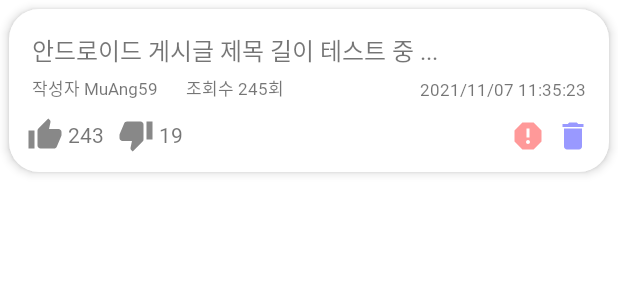
After one commit to GuTaeHo/CovidSituation, an Android app: the layout item_board.xml on its own in the app's theme, with its tools: preview values and no code run, on a phone screen of 412 x 824 dp. The commit adds this screen. Shown: the top 300 px of the screen. Run offline under Robolectric (Android 15) with nearby library versions, the phone set to English and light mode, and no system bars.

Commit message:
2021-11-09
게시판 내역 확인 기능 및 새로고침 기능 추가, 각 아이템 클릭시 화면전환 구현,
신고, 삭제, 추천 기능은 미완

```diff
--- a/app/src/main/AndroidManifest.xml
+++ b/app/src/main/AndroidManifest.xml
@@ -18,6 +18,9 @@
         android:supportsRtl="true"
         android:theme="@style/Theme.CovidSituation"
         tools:ignore="LockedOrientationActivity">
+        <activity
+            android:name=".activity.BoardActivity"
+            android:exported="false" />
         <activity
             android:name=".activity.NoticeActivity"
             android:exported="false"
--- a/app/src/main/java/com/cosiguk/covidsituation/activity/MainActivity.java
+++ b/app/src/main/java/com/cosiguk/covidsituation/activity/MainActivity.java
@@ -50,7 +50,7 @@ public class MainActivity extends BaseActivity {
     private void initSideBarWidth() {
         // 모든 뷰에 영향을 미치는 layout 관련 속성을 가져옴 (width, height 등)
         ViewGroup.LayoutParams params = binding.sideView.getLayoutParams();
-        // 아래의 코드는 다음과 같음 android:layout_width="현재 화면 너비"
+        // 아래의 코드는 다음과 같음 android:layout_width="현재 화면 너비 * 0.7"
         params.width = (int) (Resources.getSystem().getDisplayMetrics().widthPixels * 0.7);
         // 뷰에 레이아웃 적용
         binding.sideView.setLayoutParams(params);
--- a/app/src/main/java/com/cosiguk/covidsituation/network/NetworkPresenterInterface.java
+++ b/app/src/main/java/com/cosiguk/covidsituation/network/NetworkPresenterInterface.java
@@ -35,5 +35,5 @@ public interface NetworkPresenterInterface {
     void hospital(HashMap<String, String> requestQuery, HospitalListener listener);
 
     // 게시글
-    void board(HashMap<String, String> requestQuery, BoardListener listener);
+    void boardList(BoardListener listener);
 }
--- a/app/src/main/java/com/cosiguk/covidsituation/network/response/ResponseBoard.java
+++ b/app/src/main/java/com/cosiguk/covidsituation/network/response/ResponseBoard.java
@@ -1,15 +1,15 @@
 package com.cosiguk.covidsituation.network.response;
 
-import com.cosiguk.covidsituation.model.Notice;
+import com.cosiguk.covidsituation.model.Board;
 import com.google.gson.annotations.SerializedName;
 
 import java.util.ArrayList;
 
 public class ResponseBoard {
     @SerializedName("data")
-    private ArrayList<Notice> data;
+    private ArrayList<Board> data;
 
-    public ArrayList<Notice> getData() {
+    public ArrayList<Board> getData() {
         if (data == null) {
             data = new ArrayList<>();
         }
--- /dev/null
+++ b/app/src/main/res/layout/item_board.xml
@@ -0,0 +1,126 @@
+<?xml version="1.0" encoding="utf-8"?>
+<layout xmlns:android="http://schemas.android.com/apk/res/android"
+    xmlns:app="http://schemas.android.com/apk/res-auto"
+    xmlns:tools="http://schemas.android.com/tools">
+    <androidx.constraintlayout.widget.ConstraintLayout
+        android:id="@+id/container"
+        android:layout_width="match_parent"
+        android:layout_height="wrap_content"
+        android:background="@drawable/view_round_table"
+        android:elevation="4dp"
+        android:padding="12dp"
+        android:layout_margin="6dp">
+        <TextView
+            android:id="@+id/tv_title"
+            android:layout_width="wrap_content"
+            android:layout_height="wrap_content"
+            tools:text="안드로이드 게시글 제목 길이 테스트 중 ... "
+            android:maxLines="1"
+            android:textSize="16sp"
+            android:padding="3dp"
+            android:fontFamily="@font/nanumsquare_round_bold"
+            app:layout_constraintStart_toStartOf="parent"
+            app:layout_constraintTop_toTopOf="parent"/>
+        <TextView
+            android:id="@+id/tv_nickname"
+            android:layout_width="wrap_content"
+            android:layout_height="wrap_content"
+            android:padding="3dp"
+            android:textSize="11sp"
+            tools:text="작성자 MuAng59"
+            app:layout_constraintStart_toStartOf="parent"
+            app:layout_constraintBottom_toTopOf="@id/tv_content" />
+        <TextView
+            android:id="@+id/tv_hit"
+            android:layout_width="wrap_content"
+            android:layout_height="wrap_content"
+            android:layout_marginStart="12dp"
+            android:padding="3dp"
+            android:textSize="11sp"
+            tools:text="조회수 245회"
+            app:layout_constraintStart_toEndOf="@id/tv_nickname"
+            app:layout_constraintBottom_toTopOf="@id/tv_content" />
+        <TextView
+            android:id="@+id/tv_date"
+            android:layout_width="wrap_content"
+            android:layout_height="wrap_content"
+            android:fontFamily="@font/nanumsquare_round_bold"
+            android:padding="3dp"
+            android:textSize="11sp"
+            app:layout_constraintTop_toBottomOf="@id/tv_title"
+            app:layout_constraintEnd_toEndOf="parent"
+            tools:text="2021/11/07 11:35:23" />
+        <TextView
+            android:id="@+id/tv_content"
+            android:layout_width="match_parent"
+            android:layout_height="6dp"
+            app:layout_constraintStart_toStartOf="parent"
+            app:layout_constraintTop_toBottomOf="@id/tv_date"/>
+        <ImageView
+            android:id="@+id/tv_like"
+            android:layout_width="24dp"
+            android:layout_height="24dp"
+            android:background="@drawable/ic_thumb_up_24"
+            android:textSize="16sp"
+            android:clickable="true"
+            android:focusable="true"
+            app:layout_constraintTop_toBottomOf="@id/tv_content"
+            app:layout_constraintStart_toStartOf="parent"
+            app:layout_constraintBottom_toBottomOf="parent"/>
+        <TextView
+            android:id="@+id/tv_like_count"
+            android:layout_width="wrap_content"
+            android:layout_height="wrap_content"
+            tools:text="243"
+            android:textSize="14sp"
+            android:padding="3dp"
+            android:fontFamily="@font/nanumsquare_round_bold"
+            app:layout_constraintTop_toBottomOf="@id/tv_content"
+            app:layout_constraintStart_toEndOf="@id/tv_like"
+            app:layout_constraintBottom_toBottomOf="parent"/>
+        <ImageView
+            android:id="@+id/tv_unlike"
+            android:layout_width="24dp"
+            android:layout_height="24dp"
+            android:background="@drawable/ic_thumb_down_24"
+            android:textSize="16sp"
+            android:clickable="true"
+            android:focusable="true"
+            android:layout_marginStart="6dp"
+            app:layout_constraintTop_toBottomOf="@id/tv_content"
+            app:layout_constraintStart_toEndOf="@id/tv_like_count"
+            app:layout_constraintBottom_toBottomOf="parent"/>
+        <TextView
+            android:id="@+id/tv_unlike_count"
+            android:layout_width="wrap_content"
+            android:layout_height="wrap_content"
+            tools:text="19"
+            android:textSize="14sp"
+            android:padding="3dp"
+            android:fontFamily="@font/nanumsquare_round_bold"
+            app:layout_constraintStart_toEndOf="@id/tv_unlike"
+            app:layout_constraintTop_toBottomOf="@id/tv_content"
+            app:layout_constraintBottom_toBottomOf="parent"/>
+        <ImageView
+            android:id="@+id/tv_report"
+            android:layout_width="24dp"
+            android:layout_height="24dp"
+            android:background="@drawable/ic_report_24"
+            android:textSize="16sp"
+            android:layout_marginEnd="6dp"
+            android:clickable="true"
+            android:focusable="true"
+            app:layout_constraintEnd_toStartOf="@id/tv_delete"
+            app:layout_constraintBottom_toBottomOf="parent"/>
+        <ImageView
+            android:id="@+id/tv_delete"
+            android:layout_width="24dp"
+            android:layout_height="24dp"
+            android:background="@drawable/ic_delete_24"
+            android:textSize="16sp"
+            android:clickable="true"
+            android:focusable="true"
+            app:layout_constraintEnd_toEndOf="parent"
+            app:layout_constraintBottom_toBottomOf="parent"/>
+    </androidx.constraintlayout.widget.ConstraintLayout>
+</layout>
--- a/app/src/main/res/values/strings.xml
+++ b/app/src/main/res/values/strings.xml
@@ -2,6 +2,8 @@
     <string name="app_name">CovidSituation</string>
 
     <!-- dialog -->
+    <string name="dialog_yes">예</string>
+    <string name="dialog_no">아니요</string>
     <string name="dialog_setting">설정</string>
     <string name="dialog_check">확인</string>
     <string name="dialog_cancel">취소</string>
@@ -79,5 +81,9 @@
     <string name="info_board_content">코로나19 관련 정보를 사람들과\n자유롭게 공유할 수 있습니다</string>
     <string name="info_board_append">(최상단에서 위로 스크롤하면 새로고침됩니다)</string>
 
+    <!-- board list -->
+    <string name="board_report_notice">이 게시글을 신고하시겠습니까?</string>
+    <string name="board_delete_notice">이 게시글을 삭제하시겠습니까?</string>
+
     <string name="hello_blank_fragment">Hello blank fragment</string>
 </resources>
```
Also changed, not shown: app/src/main/java/com/cosiguk/covidsituation/activity/BoardActivity.java (added, +19 -0 lines), app/src/main/java/com/cosiguk/covidsituation/adapter/BoardListAdapter.java (added, +118 -0 lines), app/src/main/java/com/cosiguk/covidsituation/adapter/NoticeAdapter.java (+0 -14 lines), app/src/main/java/com/cosiguk/covidsituation/fragment/BoardFragment.java (+76 -6 lines), app/src/main/java/com/cosiguk/covidsituation/model/Board.java (+23 -3 lines), app/src/main/java/com/cosiguk/covidsituation/network/NetworkPresenter.java (+24 -1 lines), app/src/main/res/layout/activity_board.xml (added, +12 -0 lines), app/src/main/res/layout/fragment_board.xml (+9 -3 lines).
